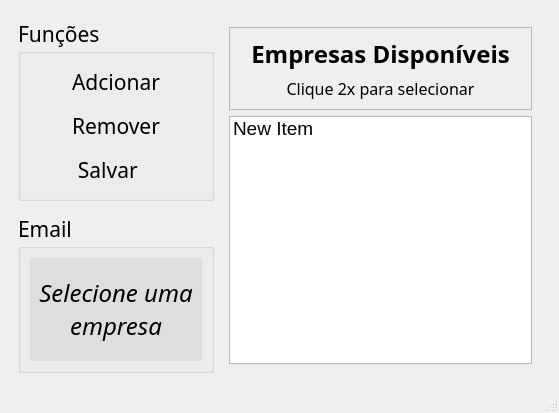
Qt form src/ui/window_pend.ui (DeltaPrice-Pedro/Pendencias_Contabeis) before a commit.
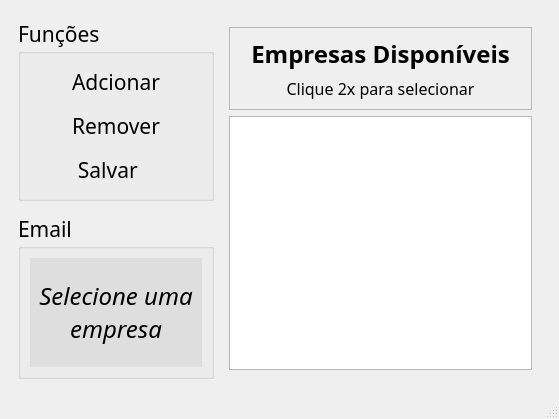
The same form after that commit. Icons and pictures are not drawn.

Commit message: updt check

Diff of the .ui file:
```diff
--- a/src/ui/window_pend.ui
+++ b/src/ui/window_pend.ui
@@ -7,7 +7,7 @@
     <x>0</x>
     <y>0</y>
     <width>479</width>
-    <height>401</height>
+    <height>419</height>
    </rect>
   </property>
   <property name="windowTitle">
@@ -202,20 +202,6 @@
                 <pointsize>14</pointsize>
                </font>
               </property>
-              <item>
-               <property name="text">
-                <string>New Item</string>
-               </property>
-               <property name="foreground">
-                <brush brushstyle="NoBrush">
-                 <color alpha="255">
-                  <red>179</red>
-                  <green>255</green>
-                  <blue>178</blue>
-                 </color>
-                </brush>
-               </property>
-              </item>
              </widget>
             </item>
             <item row="0" column="0">
```
Left out of the diff: 136 changed lines with no effect on the pictures. The commit also changes 2 other files.
